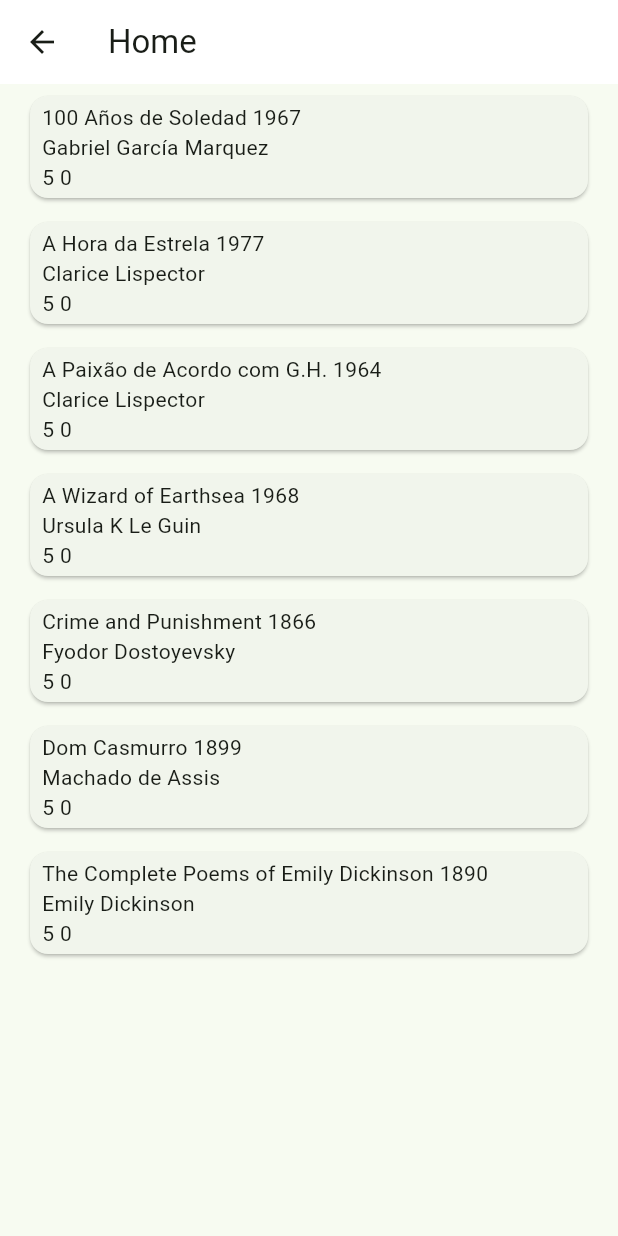
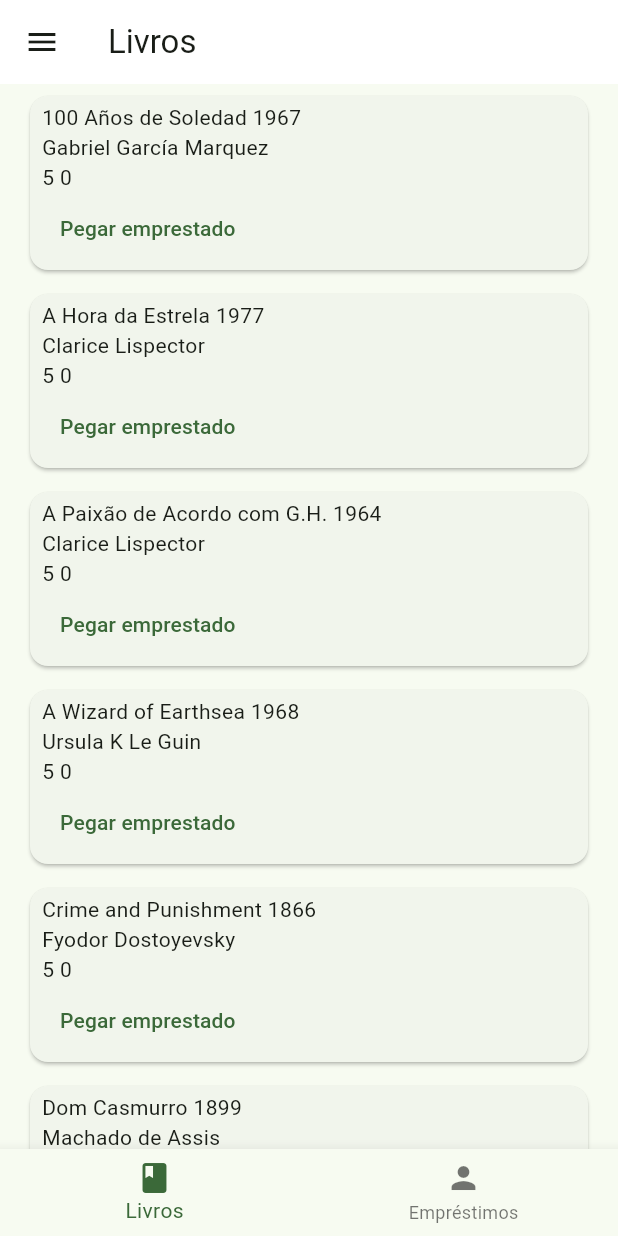
Before and after one commit to yrwnds/bibliotecadigital-front-mobile, a Flutter app: the LivroScreen screen opened directly, on a phone screen of 412 x 824 dp. Run offline on Flutter 3.47's test engine with Material 3 defaults, Android fonts, the phone set to English and light mode, and no system bars; our stand-ins replace sqflite; accounts and stored records are empty.

Commit message:
implementando tela livros

```diff
--- a/lib/screens/livro_screen.dart
+++ b/lib/screens/livro_screen.dart
@@ -1,7 +1,13 @@
+import 'package:bibliotecadigital_mobile/core/auth_service.dart';
+import 'package:bibliotecadigital_mobile/core/models/categoria.dart';
 import 'package:bibliotecadigital_mobile/core/models/livro.dart';
+import 'package:bibliotecadigital_mobile/core/models/user.dart';
+
 import 'package:flutter/material.dart';
 
+import '../core/dao/categoriaDAO.dart';
 import '../core/dao/livroDAO.dart';
+import '../core/dao/userDAO.dart';
 
 class  LivroScreen extends StatefulWidget {
   const LivroScreen({super.key});
@@ -12,8 +18,11 @@ class  LivroScreen extends StatefulWidget {
 
 class _LivroScreenState extends State<LivroScreen>{
   List<Livro> livros = [];
+  List<Categoria> categorias = [];
 
   bool loading = true;
+
+
 
   Future<void> getLivros() async {
     loading = true;
@@ -25,26 +34,36 @@ class _LivroScreenState extends State<LivroScreen>{
     setState(() {});
   }
 
-  // criar metodo de emprestimo
+  Future<void> getCategorias() async{
+    loading = true;
+    try {
+      categorias = await CategoriaDao().getCategorias();
+    } finally {
+      loading = false;
+    }
+    setState(() {});
+  }
 
   @override
   void initState() {
     super.initState();
     getLivros();
+    getCategorias();
   }
 
   @override
   Widget build(BuildContext context){
     return Scaffold(
       appBar: AppBar(
-        title: Text('Home'),
+        title: Text('Livros'),
         backgroundColor: Colors.white,
       ),
       body: loading ? Center(child: CircularProgressIndicator(color: Colors.blue))
           : ListView.builder(
         itemCount: livros.length,
         itemBuilder: (context, index) {
-          return Padding(
+          return
+            Padding(
             padding: const EdgeInsets.symmetric(horizontal: 16.0, vertical: 4.0),
             child: Card(
               child: Padding(
@@ -58,8 +77,12 @@ class _LivroScreenState extends State<LivroScreen>{
                         Text('${livros[index].titulo} ${livros[index].anopublicado ?? ''}'),
                         Text('${livros[index].autor} ${livros[index].categoria?.nome ?? ''}'),
                         Text('${livros[index].n_exemplares} ${livros[index].n_disponiveis ?? ''}'),
-                        // button para realizar emprestimo aqui
-                        // navbar para ver livros que ja foram emprestados
+                        TextButton(onPressed: () async {
+                          // logica para emprestimo aqui
+                        },
+                            child: const Text('Pegar emprestado')
+                        )
+               // navbar para ver livros que ja foram emprestados
                       ],
                     ),
                   ],
@@ -68,6 +91,25 @@ class _LivroScreenState extends State<LivroScreen>{
             )
           );
         }
+      ),
+      bottomNavigationBar: BottomNavigationBar(
+          currentIndex: 0,
+          items: [
+            BottomNavigationBarItem(icon: Icon(Icons.book), label: "Livros"),
+            BottomNavigationBarItem(icon: Icon(Icons.person), label: "Empréstimos"),
+          ]),
+      drawer: Drawer(
+        child: ListView.builder(
+          itemCount: categorias.length,
+          itemBuilder: (context, index) {
+            return Padding(
+              padding: const EdgeInsets.symmetric(horizontal: 16.0, vertical: 4.0),
+              child: TextButton(onPressed: () async {
+                // logica para filtrar por categoria aqui
+                 }, child: Text(categorias[index].nome))
+            );
+          }
+        )
       )
     );
   }
```
